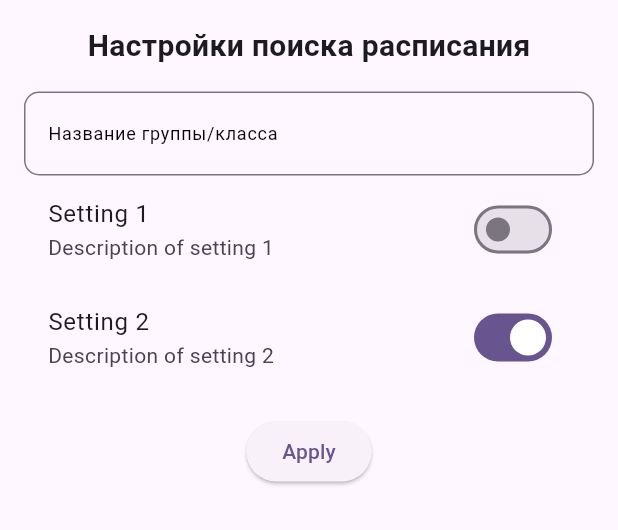
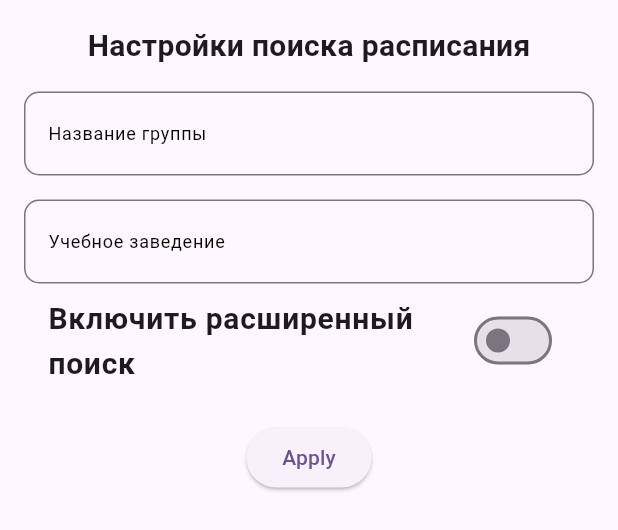
Before and after one commit to EgorSborschikov/duma_mobile, a Flutter app: the ScheduleSearchAndroidPage widget shown alone on an empty page, opened directly, on a phone screen of 412 x 824 dp. Shown: the top 530 px of the screen. Run offline on Flutter 3.47's test engine with Material 3 defaults, Android fonts, the phone set to English and light mode, and no system bars; our stand-ins replace device_preview.

Commit message:
90% complete search schedule page for native android

```diff
--- a/lib/main.dart
+++ b/lib/main.dart
@@ -2,13 +2,15 @@ import 'package:device_preview/device_preview.dart';
 import 'package:duma/presentation/common/components_for_ios/custom_tab_bar/custom_tab_bar.dart';
 import 'package:duma/presentation/features/onboard/view/onboard_pages.dart';
 import 'package:duma/presentation/features/schedule/view/ui/schedule_android/schedule_android_page.dart';
+import 'package:duma/presentation/features/settings/view/ui/settings_android/settings_android_page.dart';
+import 'package:duma/presentation/features/settings/view/ui/settings_ios/settings_ios_page.dart';
 import 'package:flutter/material.dart';
 
 void main() => runApp(
-  DevicePreview(
+  /*DevicePreview(
     enabled: true,
     builder: (context) => Duma()
-  ) //Duma()
+  )*/ Duma()
 );
 
 class Duma extends StatelessWidget {
--- a/lib/presentation/features/schedule/view/ui/schedule_ios/schedule_ios_page.dart
+++ b/lib/presentation/features/schedule/view/ui/schedule_ios/schedule_ios_page.dart
@@ -9,7 +9,10 @@ class ScheduleIosPage extends StatelessWidget{
   Widget build(BuildContext context) {
     return CupertinoPageScaffold(
       navigationBar: CustomTopNavigationBar(
-        title: 'Расписание'
+        title: 'Расписание',
+        onTap: () {
+
+        },
       ),
       child: SafeArea(
         child: Padding(
--- a/lib/presentation/features/search/view/ui/search_android/schedule_search_android_page.dart
+++ b/lib/presentation/features/search/view/ui/search_android/schedule_search_android_page.dart
@@ -1,60 +1,138 @@
+import 'package:duma/presentation/features/search/view/ui/search_android/ui/time__range_changer.dart';
+import 'package:duma/presentation/features/search/view/ui/search_android/ui/value_switcher_android.dart';
 import 'package:flutter/material.dart';
 
-class ScheduleSearchAndroidPage extends StatelessWidget{
+class ScheduleSearchAndroidPage extends StatefulWidget{
   const ScheduleSearchAndroidPage({super.key});
 
   @override
+  State<ScheduleSearchAndroidPage> createState() => _ScheduleSearchAndroidPageState();
+}
+
+class _ScheduleSearchAndroidPageState extends State<ScheduleSearchAndroidPage> {
+  bool _isAdvancedOptionsEnabled = false;
+
+  @override
   Widget build(BuildContext context) {
+    print('Building ScheduleSearchAndroidPage'); // Логирование для отладки
     return Container(
       padding: EdgeInsets.all(16.0),
+      child: SingleChildScrollView(
         child: Column(
           mainAxisSize: MainAxisSize.min,
           children: <Widget>[
             Text(
               'Настройки поиска расписания',
-            style: TextStyle(fontSize: 20, fontWeight: FontWeight.bold),
+              style: TextStyle(
+                fontSize: 20,
+                fontWeight: FontWeight.bold,
+              ),
             ),
             SizedBox(height: 16.0),
             TextField(
+              key: ValueKey('groupName'), // Уникальный ключ
               decoration: InputDecoration(
                 fillColor: Colors.black,
-              labelText: 'Название группы/класса',
+                labelText: 'Название группы',
                 labelStyle: TextStyle(
                   fontFamily: 'Roboto',
                   fontWeight: FontWeight.normal,
                   fontSize: 12,
-                color: Colors.black
+                  color: Colors.black,
                 ),
                 border: OutlineInputBorder(
                   borderSide: BorderSide(color: Colors.black),
-                borderRadius: BorderRadius.circular(10)
+                  borderRadius: BorderRadius.circular(10),
                 ),
                 focusedBorder: OutlineInputBorder(
                   borderSide: BorderSide(color: Colors.black),
-                borderRadius: BorderRadius.circular(10)
+                  borderRadius: BorderRadius.circular(10),
+                ),
+              ),
+            ),
+            SizedBox(height: 16.0),
+            TextField(
+              key: ValueKey('institution'), // Уникальный ключ
+              decoration: InputDecoration(
+                fillColor: Colors.black,
+                labelText: 'Учебное заведение',
+                labelStyle: TextStyle(
+                  fontFamily: 'Roboto',
+                  fontWeight: FontWeight.normal,
+                  fontSize: 12,
+                  color: Colors.black,
+                ),
+                border: OutlineInputBorder(
+                  borderSide: BorderSide(color: Colors.black),
+                  borderRadius: BorderRadius.circular(10),
+                ),
+                focusedBorder: OutlineInputBorder(
+                  borderSide: BorderSide(color: Colors.black),
+                  borderRadius: BorderRadius.circular(10),
                 ),
               ),
             ),
             ListTile(
-            title: Text('Setting 1'),
-            subtitle: Text('Description of setting 1'),
+              title: Text(
+                _isAdvancedOptionsEnabled ? 'Выключить расширенный поиск' : 'Включить расширенный поиск',
+                style: TextStyle(
+                  fontSize: 20,
+                  fontWeight: FontWeight.bold,
+                ),
+              ),
               trailing: Switch(
-              value: false,
-              onChanged: (bool value) {
-                // Handle setting change
+                value: _isAdvancedOptionsEnabled,
+                onChanged: (value) {
+                  print('Switch toggled: $value'); // Логирование для отладки
+                  if (mounted) {
+                    setState(() {
+                      _isAdvancedOptionsEnabled = value;
+                    });
+                  }
                 },
               ),
             ),
-          ListTile(
-            title: Text('Setting 2'),
-            subtitle: Text('Description of setting 2'),
-            trailing: Switch(
-              value: true,
-              onChanged: (bool value) {
-                // Handle setting change
-              },
+            if (_isAdvancedOptionsEnabled) ...[
+              /*ListTile(
+                key: ValueKey('timeRange'), // Уникальный ключ
+                title: Text('Время занятий'),
+                trailing: ValueSwitcherAndroid(),
+              ),*/
+              TextField(
+                key: ValueKey('profile'), // Уникальный ключ
+                decoration: InputDecoration(
+                  fillColor: Colors.black,
+                  labelText: 'Профиль',
+                  labelStyle: TextStyle(
+                    fontFamily: 'Roboto',
+                    fontWeight: FontWeight.normal,
+                    fontSize: 12,
+                    color: Colors.black,
+                  ),
+                  border: OutlineInputBorder(
+                    borderSide: BorderSide(color: Colors.black),
+                    borderRadius: BorderRadius.circular(10),
+                  ),
+                  focusedBorder: OutlineInputBorder(
+                    borderSide: BorderSide(color: Colors.black),
+                    borderRadius: BorderRadius.circular(10),
                   ),
                 ),
+              ),
+              ListTile(
+                key: ValueKey('timeRangeChanger'), // Уникальный ключ
+                title: Row(
+                  mainAxisAlignment: MainAxisAlignment.start,
+                  crossAxisAlignment: CrossAxisAlignment.center,
+                  children: [
+                    Text('Время занятий'),
+                    Spacer(),
+                    Icon(Icons.hourglass_bottom),
+                  ],
+                ),
+                onTap: () => TimeRangeChanger()
+              ),
+            ],
             SizedBox(height: 16.0),
             ElevatedButton(
               child: Text('Apply'),
@@ -64,6 +142,7 @@ class ScheduleSearchAndroidPage extends StatelessWidget{
             ),
           ],
         ),
+      ),
     );
   }
 }
```
Also changed, not shown: lib/presentation/common/components_for_ios/custom_top_navigation_bar/custom_top_navigation_bar.dart (+15 -13 lines), lib/presentation/features/schedule/view/ui/schedule_android/schedule_android_page.dart (+7 -2 lines), lib/presentation/features/search/view/ui/search_android/ui/time__range_changer.dart (added, +85 -0 lines), lib/presentation/features/search/view/ui/search_android/ui/value_switcher_android.dart (renamed from lib/presentation/features/search/view/ui/search_ios/ui/value_switcher.dart, +9 -9 lines), lib/presentation/features/search/view/ui/search_ios/schedule_search_ios_page.dart (+44 -18 lines), lib/presentation/features/search/view/ui/search_ios/search_parameters_form.dart (+2 -10 lines), lib/presentation/features/search/view/ui/search_ios/ui/value_switcher_ios.dart (added, +57 -0 lines), lib/presentation/features/settings/view/ui/settings_ios/settings_ios_page.dart (+9 -0 lines). Lines whose indentation alone changed are shown as unchanged.
